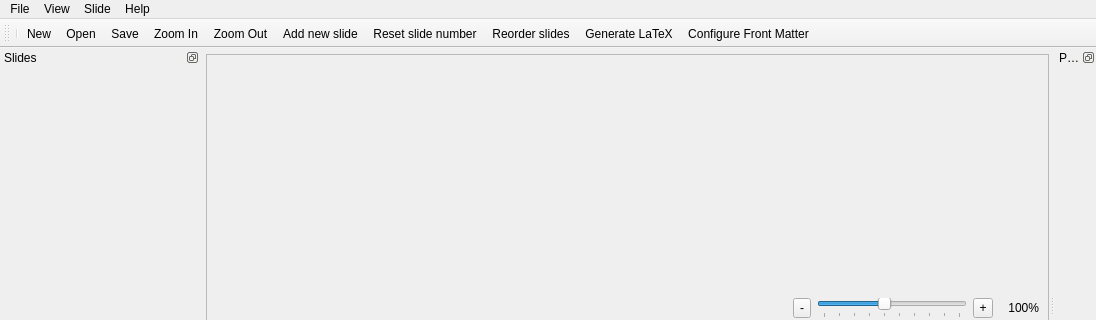
The window that gui/MainWindow.ui (acroper/BeamerQt) describes before a commit, drawn with Qt 5; both pictures show x 0 to 1096 and y 0 to 320 of the 1096 by 584 pixel window.
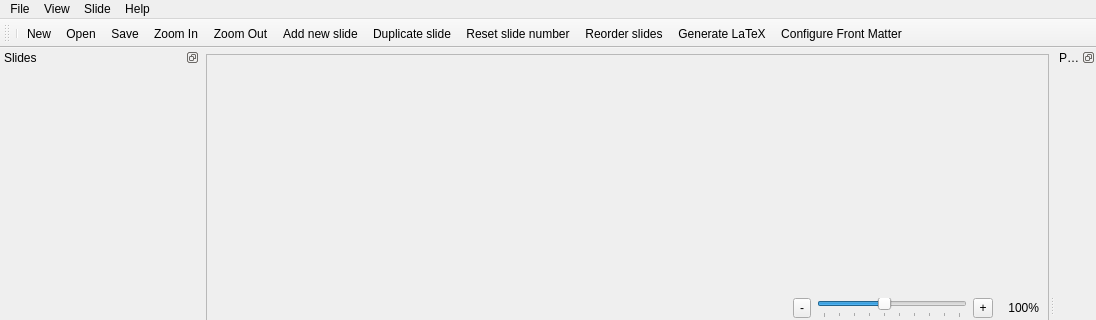
The same window after the commit.

Commit message: Add option to duplicate current slide

What changed in the file:
```diff
--- a/gui/MainWindow.ui
+++ b/gui/MainWindow.ui
@@ -316,6 +316,7 @@
    <addaction name="actionZoom_In"/>
    <addaction name="actionZoom_Out"/>
    <addaction name="actionAdd_new_slide"/>
+   <addaction name="actionDuplicate_slide"/>
    <addaction name="actionReset_slide_number"/>
    <addaction name="actionReorder_slides"/>
    <addaction name="actionGenerateLaTeX"/>
@@ -391,6 +392,11 @@
     <string>Previous files</string>
    </property>
   </action>
+  <action name="actionDuplicate_slide">
+   <property name="text">
+    <string>Duplicate slide</string>
+   </property>
+  </action>
  </widget>
  <resources/>
  <connections/>
```
Left out of the diff: 1 changed line with no effect on the pictures. The commit also changes 1 other file.
